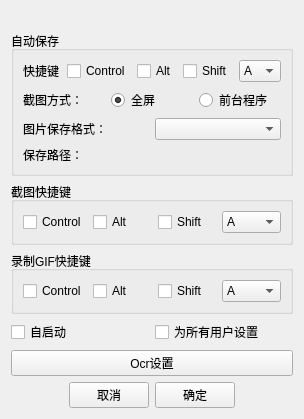
First picture: the form in src/SettingWidget.ui, repository afsfvr/screenshot, before the edit.
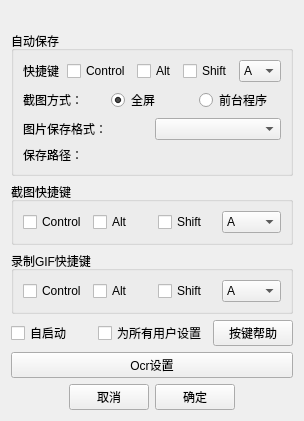
Second picture: the form after the edit.

Commit message: 截图时可以按方向键调整位置，，置顶窗口可以调整大小，增加按键帮助

What changed in the file:
```diff
--- a/src/SettingWidget.ui
+++ b/src/SettingWidget.ui
@@ -599,6 +599,13 @@
        </property>
       </widget>
      </item>
+     <item>
+      <widget class="QPushButton" name="key_help">
+       <property name="text">
+        <string>按键帮助</string>
+       </property>
+      </widget>
+     </item>
     </layout>
    </item>
    <item>
```
The commit also changes 6 other files.
